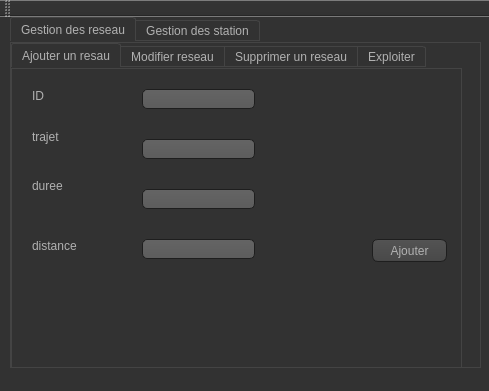
Qt form mainwindow.ui (jasserb/projet-cpp) before a commit.
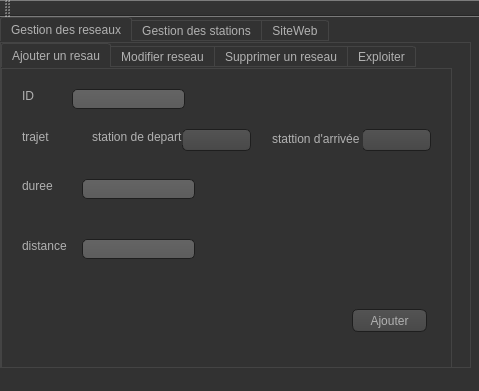
The same form after that commit. The open tabs and pages were chosen to show the change. Icons and pictures are not drawn.

What changed in the file:
```diff
--- a/mainwindow.ui
+++ b/mainwindow.ui
@@ -6,7 +6,7 @@
    <rect>
     <x>0</x>
     <y>0</y>
-    <width>489</width>
+    <width>479</width>
     <height>391</height>
    </rect>
   </property>
@@ -939,7 +939,7 @@
    <widget class="QTabWidget" name="tabWidget_2">
     <property name="geometry">
      <rect>
-      <x>10</x>
+      <x>0</x>
       <y>0</y>
       <width>471</width>
       <height>351</height>
@@ -973,7 +973,7 @@
 </string>
      </property>
      <attribute name="title">
-      <string>Gestion des reseau</string>
+      <string>Gestion des reseaux</string>
      </attribute>
      <widget class="QTabWidget" name="tabWidget">
       <property name="geometry">
@@ -1952,21 +1952,11 @@
          <string>distance</string>
         </property>
        </widget>
-       <widget class="QLineEdit" name="lineEdit_trajet">
-        <property name="geometry">
-         <rect>
-          <x>130</x>
-          <y>70</y>
-          <width>113</width>
-          <height>20</height>
-         </rect>
-        </property>
-       </widget>
        <widget class="QLineEdit" name="lineEdit_duree">
         <property name="geometry">
          <rect>
-          <x>130</x>
-          <y>120</y>
+          <x>80</x>
+          <y>110</y>
           <width>113</width>
           <height>20</height>
          </rect>
@@ -1975,7 +1965,7 @@
        <widget class="QLineEdit" name="lineEdit_distance">
         <property name="geometry">
          <rect>
-          <x>130</x>
+          <x>80</x>
           <y>170</y>
           <width>113</width>
           <height>20</height>
@@ -1985,8 +1975,8 @@
        <widget class="QPushButton" name="pb_ajouter">
         <property name="geometry">
          <rect>
-          <x>360</x>
-          <y>170</y>
+          <x>350</x>
+          <y>240</y>
           <width>75</width>
           <height>23</height>
          </rect>
@@ -2018,7 +2008,7 @@
        <widget class="QLineEdit" name="lineEdit_id">
         <property name="geometry">
          <rect>
-          <x>130</x>
+          <x>70</x>
           <y>20</y>
           <width>113</width>
           <height>20</height>
@@ -2038,6 +2028,52 @@
          <string>ID</string>
         </property>
        </widget>
+       <widget class="QComboBox" name="comboBox">
+        <property name="geometry">
+         <rect>
+          <x>180</x>
+          <y>60</y>
+          <width>69</width>
+          <height>22</height>
+         </rect>
+        </property>
+       </widget>
+       <widget class="QComboBox" name="comboBox_2">
+        <property name="geometry">
+         <rect>
+          <x>360</x>
+          <y>60</y>
+          <width>69</width>
+          <height>22</height>
+         </rect>
+        </property>
+       </widget>
+       <widget class="QLabel" name="label_21">
+        <property name="geometry">
+         <rect>
+          <x>90</x>
+          <y>60</y>
+          <width>91</width>
+          <height>16</height>
+         </rect>
+        </property>
+        <property name="text">
+         <string>station de depart</string>
+        </property>
+       </widget>
+       <widget class="QLabel" name="label_22">
+        <property name="geometry">
+         <rect>
+          <x>270</x>
+          <y>60</y>
+          <width>91</width>
+          <height>20</height>
+         </rect>
+        </property>
+        <property name="text">
+         <string>stattion d'arrivée</string>
+        </property>
+       </widget>
       </widget>
       <widget class="QWidget" name="tab_6">
        <attribute name="title">
@@ -5796,7 +5832,7 @@
     </widget>
     <widget class="QWidget" name="tab_5">
      <attribute name="title">
-      <string>Gestion des station</string>
+      <string>Gestion des stations</string>
      </attribute>
      <widget class="QTabWidget" name="tabWidget_3">
       <property name="geometry">
@@ -6209,6 +6245,50 @@
       </widget>
      </widget>
     </widget>
+    <widget class="QWidget" name="tab_11">
+     <attribute name="title">
+      <string>SiteWeb</string>
+     </attribute>
+     <widget class="QPushButton" name="uploadButton">
+      <property name="geometry">
+       <rect>
+        <x>150</x>
+        <y>70</y>
+        <width>161</width>
+        <height>31</height>
+       </rect>
+      </property>
+      <property name="text">
+       <string>Ajouter les tables au site</string>
+      </property>
+     </widget>
+     <widget class="QProgressBar" name="progressBar">
+      <property name="geometry">
+       <rect>
+        <x>10</x>
+        <y>120</y>
+        <width>441</width>
+        <height>31</height>
+       </rect>
+      </property>
+      <property name="value">
+       <number>0</number>
+      </property>
+     </widget>
+     <widget class="QLabel" name="lab">
+      <property name="geometry">
+       <rect>
+        <x>170</x>
+        <y>190</y>
+        <width>211</width>
+        <height>71</height>
+       </rect>
+      </property>
+      <property name="text">
+       <string>&lt;html&gt;&lt;head/&gt;&lt;body&gt;&lt;p&gt;TextLabel&lt;/p&gt;&lt;/body&gt;&lt;/html&gt;</string>
+      </property>
+     </widget>
+    </widget>
    </widget>
   </widget>
   <widget class="QToolBar" name="mainToolBar">
```
Left out of the diff: 10 changed lines with no effect on the pictures.
